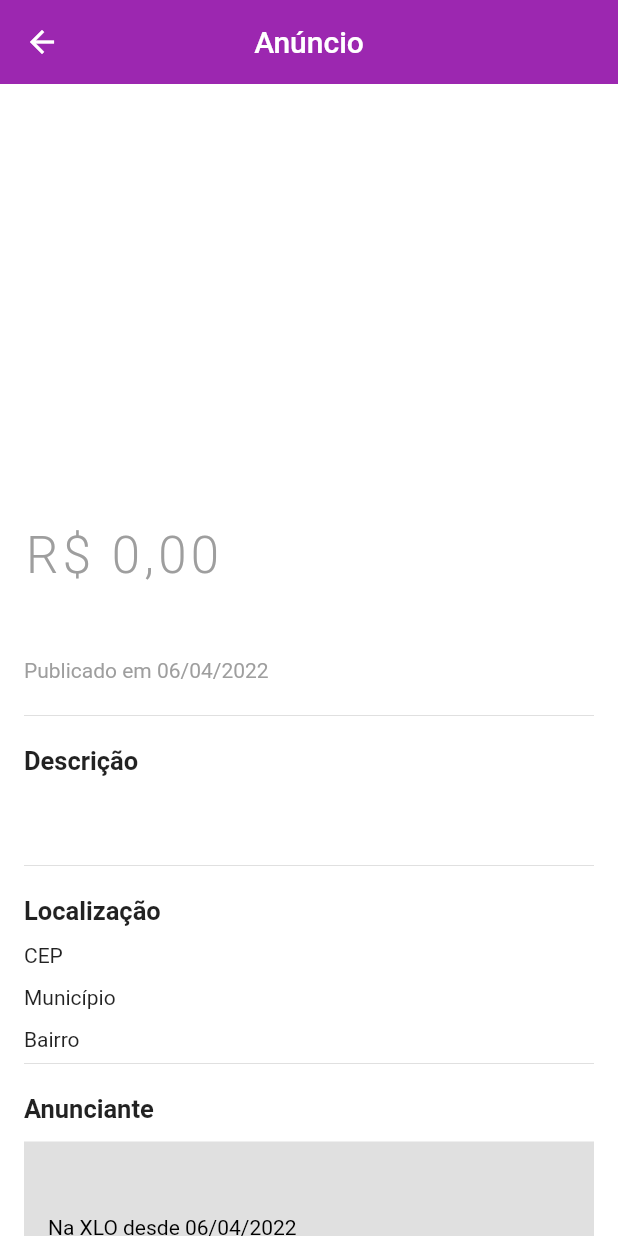
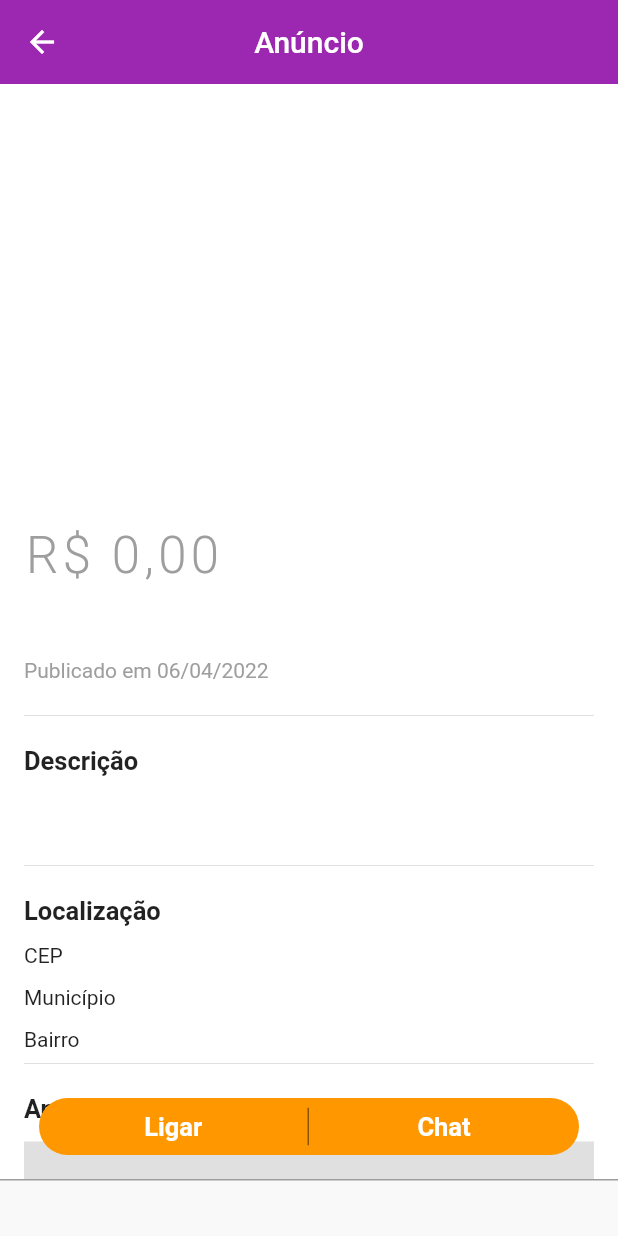
Before and after one commit to gabrielvt27/clone_olx, a Flutter app: the AdScreen screen opened directly with empty values, on a phone screen of 412 x 824 dp. Run offline on Flutter 3.47's test engine with Material 2 defaults, Android fonts, the phone set to English and light mode, and no system bars; our stand-ins replace brasil_fields, cached_network_image, carousel_nullsafety, dio, flutter_mobx, get_it and 6 more; accounts and stored records are empty; generated files the repository leaves out were written again; network calls fail.

Commit message:
Botão de ligação e chat no anúncio

```diff
--- a/lib/screens/ad/ad_screen.dart
+++ b/lib/screens/ad/ad_screen.dart
@@ -1,6 +1,7 @@
 import 'package:cached_network_image/cached_network_image.dart';
 import 'package:carousel_nullsafety/carousel_nullsafety.dart';
 import 'package:clone_olx/models/announcement.dart';
+import 'package:clone_olx/screens/ad/components/bottom_bar.dart';
 import 'package:clone_olx/screens/ad/components/description_panel.dart';
 import 'package:clone_olx/screens/ad/components/location_panel.dart';
 import 'package:clone_olx/screens/ad/components/main_panel.dart';
@@ -23,7 +24,9 @@ class AdScreen extends StatelessWidget {
         title: const Text('Anúncio'),
         centerTitle: true,
       ),
-      body: ListView(
+      body: Stack(
+        children: [
+          ListView(
             children: [
               SizedBox(
                 height: 280,
@@ -54,6 +57,9 @@ class AdScreen extends StatelessWidget {
               )
             ],
           ),
+          BottomBar(ad: ad),
+        ],
+      ),
     );
   }
 }
--- /dev/null
+++ b/lib/screens/ad/components/bottom_bar.dart
@@ -0,0 +1,99 @@
+import 'package:clone_olx/models/announcement.dart';
+import 'package:flutter/material.dart';
+import 'package:url_launcher/url_launcher.dart';
+
+class BottomBar extends StatelessWidget {
+  const BottomBar({
+    Key? key,
+    required this.ad,
+  }) : super(key: key);
+
+  final Announcement ad;
+
+  @override
+  Widget build(BuildContext context) {
+    return Positioned(
+      bottom: 0,
+      left: 0,
+      right: 0,
+      child: Column(
+        children: [
+          Container(
+            margin: const EdgeInsets.symmetric(horizontal: 26),
+            height: 38,
+            decoration: BoxDecoration(
+              borderRadius: BorderRadius.circular(19),
+              color: Colors.orange,
+            ),
+            child: Row(
+              children: [
+                if (!ad.hidePhone)
+                  Expanded(
+                    child: GestureDetector(
+                      onTap: () {
+                        final phone =
+                            ad.user.phone.replaceAll(RegExp('[^ 0-9]'), '');
+                        launch('tel:$phone');
+                      },
+                      child: Container(
+                        height: 25,
+                        alignment: Alignment.center,
+                        decoration: const BoxDecoration(
+                          border: Border(
+                            right: BorderSide(
+                              color: Colors.black45,
+                            ),
+                          ),
+                        ),
+                        child: const Text(
+                          "Ligar",
+                          style: TextStyle(
+                            color: Colors.white,
+                            fontSize: 17,
+                            fontWeight: FontWeight.w700,
+                          ),
+                        ),
+                      ),
+                    ),
+                  ),
+                Expanded(
+                  child: Container(
+                    height: 25,
+                    alignment: Alignment.center,
+                    child: const Text(
+                      "Chat",
+                      style: TextStyle(
+                        color: Colors.white,
+                        fontSize: 17,
+                        fontWeight: FontWeight.w700,
+                      ),
+                    ),
+                  ),
+                ),
+              ],
+            ),
+          ),
+          const SizedBox(height: 16),
+          Container(
+            height: 38,
+            decoration: const BoxDecoration(
+              color: Color.fromRGBO(249, 249, 249, 1),
+              border: Border(
+                top: BorderSide(
+                  color: Colors.grey,
+                ),
+              ),
+            ),
+            alignment: Alignment.center,
+            child: Text(
+              ad.user.name,
+              style: const TextStyle(
+                fontWeight: FontWeight.w300,
+              ),
+            ),
+          )
+        ],
+      ),
+    );
+  }
+}
--- a/pubspec.yaml
+++ b/pubspec.yaml
@@ -48,6 +48,7 @@ dependencies:
   cached_network_image:
   readmore:
   intl:
+  url_launcher:
   flutter_localizations:
     sdk: flutter
 
```
Also changed, not shown: pubspec.lock, 1 other file. Lines whose indentation alone changed are shown as unchanged.
